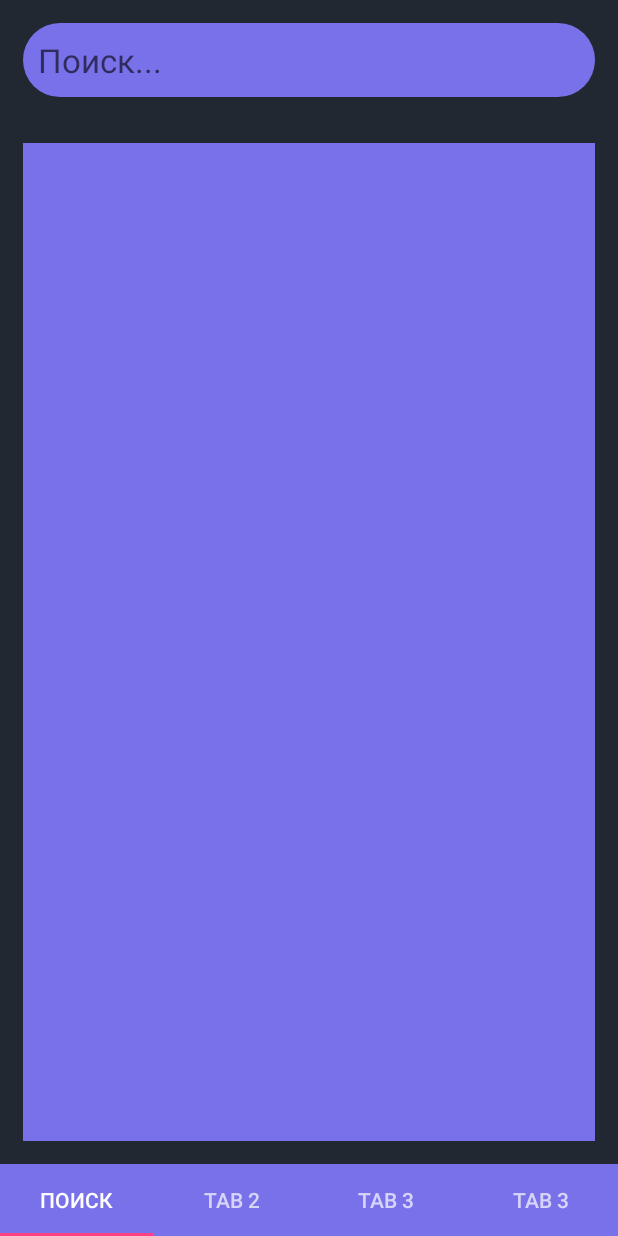
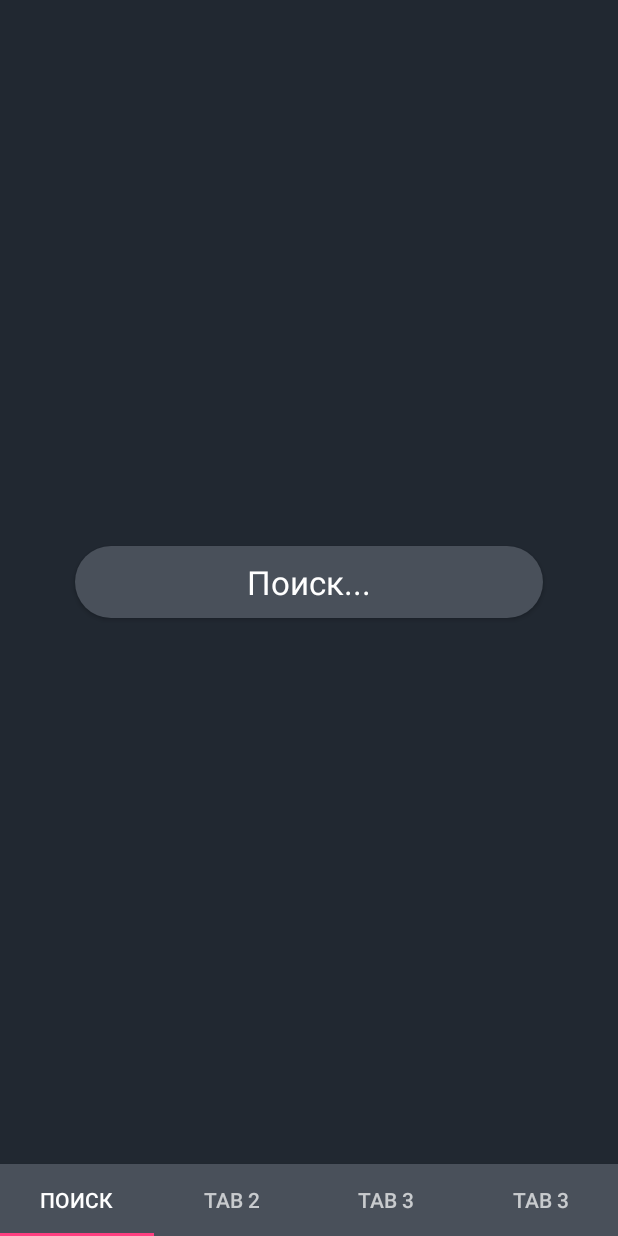
Before and after one commit to X1opya/InWords, an Android app: the screen it shows after launch once a user with an empty profile is signed in (MainTabActivity), on a phone screen of 412 x 824 dp. Run offline under Robolectric (Android 15) with nearby library versions, the phone set to English and light mode, and no system bars; our stand-ins replace Firebase (no records; nobody signed in at launch, a user with empty details on screens opened directly); libraries missing offline, so code that uses them is left out: com.vk.sdk.

Commit message:
анимация

```diff
--- a/app/build.gradle
+++ b/app/build.gradle
@@ -28,6 +28,7 @@ dependencies {
     implementation 'com.google.android.gms:play-services-auth:16.0.0'
     implementation 'com.android.support:support-v4:27.1.1'
     implementation 'com.google.android.gms:play-services-plus:15.0.1'
+    implementation 'com.android.support:recyclerview-v7:27.1.1'
     testImplementation 'junit:junit:4.12'
     androidTestImplementation 'com.android.support.test:runner:1.0.2'
     androidTestImplementation 'com.android.support.test.espresso:espresso-core:3.0.2'
--- a/app/src/main/AndroidManifest.xml
+++ b/app/src/main/AndroidManifest.xml
@@ -21,7 +21,7 @@
             android:name="com.vk.sdk.VKServiceActivity"
             android:label="ServiceActivity"
             android:theme="@style/VK.Transparent" />
-        <activity android:name="Main.MainTabActivity">
+        <activity android:name=".Main.MainTabActivity">
             <intent-filter>
                 <action android:name="android.intent.action.MAIN" />
 
--- a/app/src/main/java/Main/SearchUI/SearchFragment.java
+++ /dev/null
@@ -1,128 +0,0 @@
-package Main.SearchUI;
-
-import android.net.Uri;
-import android.os.Bundle;
-import android.support.v4.app.Fragment;
-import android.text.Editable;
-import android.text.TextWatcher;
-import android.view.LayoutInflater;
-import android.view.View;
-import android.view.ViewGroup;
-import android.widget.EditText;
-import android.widget.ListView;
-
-import com.x1opya.inwords.R;
-
-import Main.WordsListAdapter;
-import Main.SearchUI.Data.Word;
-import Main.SearchUI.Data.WordsManager;
-
-import java.util.ArrayList;
-import java.util.List;
-
-
-/**
- * A simple {@link Fragment} subclass.
- * Activities that contain this fragment must implement the
- * {@link SearchFragment.OnFragmentInteractionListener} interface
- * to handle interaction events.
- * Use the {@link SearchFragment#newInstance} factory method to
- * create an instance of this fragment.
- */
-public class SearchFragment extends Fragment {
-
-    WordsListAdapter adapter;
-    ListView listView;
-    List<Word> list;
-
-    public SearchFragment() {
-        // Required empty public constructor
-
-    }
-
-    /**
-     * Use this factory method to create a new instance of
-     * this fragment using the provided parameters.
-     *
-     * @return A new instance of fragment SearchFragment.
-     */
-    // TODO: Rename and change types and number of parameters
-    public static SearchFragment newInstance() {
-        SearchFragment fragment = new SearchFragment();
-        Bundle args = new Bundle();
-        fragment.setArguments(args);
-        return fragment;
-    }
-
-    @Override
-    public void onCreate(Bundle savedInstanceState) {
-        super.onCreate(savedInstanceState);
-        if (getArguments() != null) {
-        }
-    }
-
-    @Override
-    public View onCreateView(LayoutInflater inflater, ViewGroup container,
-                             Bundle savedInstanceState) {
-        View view = inflater.inflate(R.layout.fragment_search, container, false);
-        initSerchAndList(view);
-        // Inflate the layout for this fragment
-        return view;
-    }
-
-    private void initSerchAndList(View view){
-        EditText sv = view.findViewById(R.id.search_view);
-        final WordsManager wordsManager = new WordsManager(getActivity().getBaseContext());
-        listView = view.findViewById(R.id.list);
-        list = new ArrayList<>();
-        adapter = new WordsListAdapter(getActivity().getBaseContext(), R.layout.search_item,list);
-        listView.setAdapter(adapter);
-
-        sv.addTextChangedListener(new TextWatcher() {
-            @Override
-            public void beforeTextChanged(CharSequence charSequence, int i, int i1, int i2) {
-
-            }
-
-            @Override
-            public void onTextChanged(CharSequence charSequence, int start, int befor, int count) {
-                // UTF-16
-                //Индекс в кодировке A(английская) = 10, Z = 35
-                //Русские символы все = -1
-                //Если ввод начался с английской буквы - обращайемся к поиску английских слов
-                adapter.clear();
-                boolean isEng = false;
-                if(!charSequence.toString().isEmpty() && Character.getNumericValue(charSequence.toString().charAt(0))>0)
-                    isEng = true;
-                else//русских
-                    isEng=false;
-
-                List<Word> newList = wordsManager.getWordsToSearch(charSequence.toString(),isEng);//получаем список имеющихся слов с базы
-                if(newList!=null) {
-                    adapter.addAll(newList);
-                    adapter.notifyDataSetChanged();
-                }
-
-            }
-
-            @Override
-            public void afterTextChanged(Editable editable) {
-
-            }
-        });
-    }
-    /**
-     * This interface must be implemented by activities that contain this
-     * fragment to allow an interaction in this fragment to be communicated
-     * to the activity and potentially other fragments contained in that
-     * activity.
-     * <p>
-     * See the Android Training lesson <a href=
-     * "http://developer.android.com/training/basics/fragments/communicating.html"
-     * >Communicating with Other Fragments</a> for more information.
-     */
-    public interface OnFragmentInteractionListener {
-        // TODO: Update argument type and name
-        void onFragmentInteraction(Uri uri);
-    }
-}
--- a/app/src/main/java/Main/SearchUI/Data/Word.java
+++ b/app/src/main/java/com/x1opya/inwords/Main/Data/Word.java
@@ -1,4 +1,4 @@
-package Main.SearchUI.Data;
+package com.x1opya.inwords.Main.Data;
 
 public class Word {
     private String word;
--- a/app/src/main/java/Main/SearchUI/Data/WordsManager.java
+++ b/app/src/main/java/com/x1opya/inwords/Main/Data/WordsManager.java
@@ -1,4 +1,4 @@
-package Main.SearchUI.Data;
+package com.x1opya.inwords.Main.Data;
 
 import android.content.Context;
 import android.database.Cursor;
@@ -27,7 +27,7 @@ public class WordsManager {
         if(isEngSymbols) field = "word";
         else field = "translate";
         if(part.isEmpty()) return null;
-        Cursor cursor = db.rawQuery("SELECT * FROM words WHERE " + field +" LIKE '%"+part+"%'", null);
+        Cursor cursor = db.rawQuery("SELECT * FROM words WHERE " + field +" LIKE '"+part+"%' LIMIT 20", null);
         if(cursor.moveToFirst()){
             for(cursor.moveToFirst(); !cursor.isAfterLast();cursor.moveToNext()){
                 Word word = new Word(cursor.getString(1),cursor.getString(2));
--- a/app/src/main/java/Main/MainTabActivity.java
+++ b/app/src/main/java/com/x1opya/inwords/Main/MainTabActivity.java
@@ -1,4 +1,4 @@
-package Main;
+package com.x1opya.inwords.Main;
 
 import android.content.Intent;
 import android.content.pm.ActivityInfo;
@@ -21,9 +21,9 @@ import com.google.firebase.auth.FirebaseAuth;
 import com.vk.sdk.VKSdk;
 import com.x1opya.inwords.Login.Data.CurrentUser;
 import com.x1opya.inwords.Login.SocialNetworksAuthentication;
+import com.x1opya.inwords.Main.SearchUI.SearchAndDictionaryFragment;
+import com.x1opya.inwords.Login.Data.UserLocalData;
 import com.x1opya.inwords.R;
-import Main.SearchUI.SearchFragment;
-import com.x1opya.inwords.Login.Data.UserLocalData;
 
 import java.io.File;
 
@@ -128,8 +128,12 @@ public class MainTabActivity extends AppCompatActivity {
         public Fragment getItem(int position) {
             // getItem is called to instantiate the fragment for the given page.
             // Return a PlaceholderFragment (defined as a static inner class below).
+            SearchAndDictionaryFragment search = new SearchAndDictionaryFragment();
+            SearchAndDictionaryFragment dictionary = new SearchAndDictionaryFragment();
             if(position==0)
-                return SearchFragment.newInstance();
+                return search.newInstance(true);
+            else if(position==1)
+                return dictionary.newInstance(false);
             else
                 return PlaceholderFragment.newInstance(position + 1);
         }
@@ -137,7 +141,7 @@ public class MainTabActivity extends AppCompatActivity {
         @Override
         public int getCount() {
             // Show 3 total pages.
-            return 3;
+            return 4;
         }
     }
     //-------------------------------------------------------
--- /dev/null
+++ b/app/src/main/java/com/x1opya/inwords/Main/SearchUI/SearchAndDictionaryFragment.java
@@ -0,0 +1,211 @@
+package com.x1opya.inwords.Main.SearchUI;
+
+import android.net.Uri;
+import android.os.Bundle;
+import android.support.v4.app.Fragment;
+import android.support.v7.widget.RecyclerView;
+import android.text.Editable;
+import android.text.TextWatcher;
+import android.util.Log;
+import android.view.LayoutInflater;
+import android.view.View;
+import android.view.ViewGroup;
+import android.view.animation.Animation;
+import android.view.animation.AnimationUtils;
+import android.widget.Adapter;
+import android.widget.Button;
+import android.widget.EditText;
+import android.widget.LinearLayout;
+import android.widget.ListView;
+import android.widget.ScrollView;
+
+import com.x1opya.inwords.R;
+
+import com.x1opya.inwords.Main.Data.Word;
+import com.x1opya.inwords.Main.Data.WordsManager;
+
+import java.util.ArrayList;
+import java.util.List;
+
+
+/**
+ * A simple {@link Fragment} subclass.
+ * Activities that contain this fragment must implement the
+ * {@link SearchAndDictionaryFragment.OnFragmentInteractionListener} interface
+ * to handle interaction events.
+ * Use the {@link SearchAndDictionaryFragment#newInstance} factory method to
+ * create an instance of this fragment.
+ */
+public class SearchAndDictionaryFragment extends Fragment {
+
+    private WordsListAdapter lvAdapter;
+    private WordsListAdapter rvAdapter;
+    private RecyclerView recyclerView;
+    private ScrollView svList;
+    private ScrollView svRecycler;
+    private List<Word> list;
+    private EditText etSearch;
+    private Button animView;
+    private View view;
+    private LinearLayout listContainer;
+    private Animation animation;
+
+    private boolean isSearch = true;
+
+    public SearchAndDictionaryFragment() {
+        // Required empty public constructor
+
+    }
+
+    /**
+     * Use this factory method to create a new instance of
+     * this fragment using the provided parameters.
+     *
+     * @return A new instance of fragment SearchAndDictionaryFragment.
+     */
+    // TODO: Rename and change types and number of parameters
+    public SearchAndDictionaryFragment newInstance(boolean isSear) {
+
+        isSearch = isSear;
+        Log.println(Log.ASSERT,"","Получатель = "+isSearch + " отправитель = " + isSear);
+        //SearchAndDictionaryFragment fragment = new SearchAndDictionaryFragment();
+        Bundle args = new Bundle();
+        this.setArguments(args);
+
+        return this;
+    }
+
+    @Override
+    public void onCreate(Bundle savedInstanceState) {
+        super.onCreate(savedInstanceState);
+        //etSearch.setAnimation(animation);
+
+
+    }
+
+    @Override
+    public View onCreateView(LayoutInflater inflater, ViewGroup container,
+                             Bundle savedInstanceState) {
+        view = inflater.inflate(R.layout.fragment_search_and_dict, container, false);
+        listContainer = view.findViewById(R.id.liner_container);
+        etSearch = view.findViewById(R.id.search_view);
+        animView = view.findViewById(R.id.anim_view);
+        Log.println(Log.ASSERT,this.toString(),"Мод поиска = "+isSearch);
+        if(isSearch){
+            animation = AnimationUtils.loadAnimation(getContext(),R.anim.serchview);
+            ListView listView = view.findViewById(R.id.list);
+            svList = view.findViewById(R.id.svList);
+            svList.setVisibility(View.VISIBLE);
+            searchAnim();
+            initListView(listView);
+            initSerch();
+        }
+        else{
+            etSearch.setVisibility(View.VISIBLE);
+            svRecycler = view.findViewById(R.id.svRecycler);
+            svRecycler.setVisibility(View.VISIBLE);
+            animView.setVisibility(View.GONE);
+            listContainer.setVisibility(View.VISIBLE);
+            recyclerView = view.findViewById(R.id.recycler_view);
+        }
+        // Inflate the layout for this fragment
+        return view;
+    }
+
+    private void initListView(ListView listView) {
+        list = new ArrayList<>();
+        WordsListAdapter adapter = new WordsListAdapter(getActivity().getBaseContext(), R.layout.search_item,list);
+        listView.setAdapter(adapter);
+    }
+
+    private void searchAnim(){
+        animView.setOnClickListener(new View.OnClickListener() {
+            @Override
+            public void onClick(View view) {
+                animView.startAnimation(animation);
+            }
+        });
+        //etSearch.setEnabled(true);
+        animation.setAnimationListener(new Animation.AnimationListener() {
+            @Override
+            public void onAnimationStart(Animation animation) {
+
+            }
+
+            @Override
+            public void onAnimationEnd(Animation animation) {
+                animView.setVisibility(View.GONE);
+                etSearch.setVisibility(View.VISIBLE);
+                etSearch.requestFocus();
+                listContainer.setVisibility(View.VISIBLE);
+            }
+
+            @Override
+            public void onAnimationRepeat(Animation animation) {
+
+            }
+        });
+    }
+
+    private void initSerch(){
+        final WordsManager wordsManager = new WordsManager(getActivity().getBaseContext());
+        etSearch.addTextChangedListener(new TextWatcher() {
+            @Override
+            public void beforeTextChanged(CharSequence charSequence, int i, int i1, int i2) {
+
+            }
+
+            @Override
+            public void onTextChanged(CharSequence charSequence, int start, int befor, int count) {
+                // UTF-16
+                //Индекс в кодировке A(английская) = 10, Z = 35
+                //Русские символы все = -1
+                //Если ввод начался с английской буквы - обращайемся к поиску английских слов
+                adapter.clear();
+                boolean isEng = false;
+                isEng = isEngInput(charSequence.toString());
+                List<Word> newList = wordsManager.getWordsToSearch(charSequence.toString(),isEng);//получаем список имеющихся слов с базы
+                if(newList!=null) {
+                    adapter.addAll(newList);
+                    adapter.notifyDataSetChanged();
+                }
+            }
+
+            @Override
+            public void afterTextChanged(Editable editable) {
+
+            }
+        });
+    }
+
+    private boolean isEngInput(String input){
+        if(input.isEmpty() && Character.getNumericValue(input.charAt(0))>0)
+            return  true;
+        else//русских
+            return false;
+    }
+
+    @Override
+    public void onStop() {
+        super.onStop();
+        etSearch.clearFocus();
+        etSearch.setText("");
+    }
+
+
+
+    /**
+     * This interface must be implemented by activities that contain this
+     * fragment to allow an interaction in this fragment to be communicated
+     * to the activity and potentially other fragments contained in that
+     * activity.
+     * <p>
+     * See the Android Training lesson <a href=
+     * "http://developer.android.com/training/basics/fragments/communicating.html"
+     * >Communicating with Other Fragments</a> for more information.
+     */
+    public interface OnFragmentInteractionListener {
+        // TODO: Update argument type and name
+        void onFragmentInteraction(Uri uri);
+    }
+}
--- a/app/src/main/java/Main/WordsListAdapter.java
+++ b/app/src/main/java/com/x1opya/inwords/Main/SearchUI/WordsListAdapter.java
@@ -1,4 +1,4 @@
-package Main;
+package com.x1opya.inwords.Main.SearchUI;
 
 import android.content.Context;
 import android.support.annotation.NonNull;
@@ -10,7 +10,7 @@ import android.widget.ArrayAdapter;
 import android.widget.TextView;
 
 import com.x1opya.inwords.R;
-import Main.SearchUI.Data.Word;
+import com.x1opya.inwords.Main.Data.Word;
 
 import java.util.List;
 
--- a/app/src/main/res/layout/activity_main.xml
+++ b/app/src/main/res/layout/activity_main.xml
@@ -7,7 +7,7 @@
     android:layout_height="match_parent"
     android:fitsSystemWindows="true"
     android:orientation="vertical"
-    tools:context="Main.MainTabActivity">
+    tools:context=".Main.MainTabActivity">
     <android.support.v4.view.ViewPager
         android:id="@+id/container"
 
--- a/app/src/main/res/layout/fragment_search.xml
+++ /dev/null
@@ -1,42 +0,0 @@
-<?xml version="1.0" encoding="utf-8"?>
-<LinearLayout xmlns:android="http://schemas.android.com/apk/res/android"
-    xmlns:tools="http://schemas.android.com/tools"
-    android:layout_width="match_parent"
-    android:layout_height="match_parent"
-    android:orientation="vertical"
-    tools:context="Main.SearchUI.SearchFragment"
-    android:background="@color/backGroud">
-
-        <EditText
-            android:padding="10dp"
-            android:hint="Поиск..."
-            android:id="@+id/search_view"
-            android:layout_margin="15dp"
-            android:background="@drawable/corners"
-            android:textAppearance="@style/Base.TextAppearance.AppCompat.Large"
-            android:layout_width="match_parent"
-            android:layout_height="wrap_content"
-            />
-
-    <LinearLayout
-        android:layout_width="match_parent"
-        android:layout_height="match_parent"
-        android:orientation="vertical"
-        android:layout_margin="15dp"
-        android:background="@color/foreground_serch">
-
-        <ScrollView
-            android:layout_width="match_parent"
-            android:layout_height="match_parent"
-            android:fillViewport="true">
-
-            <ListView
-                android:id="@+id/list"
-                android:layout_width="match_parent"
-                android:layout_height="match_parent"
-                android:dividerHeight="5dp"
-                android:padding="5dp" />
-        </ScrollView>
-    </LinearLayout>
-
-</LinearLayout>
--- /dev/null
+++ b/app/src/main/res/layout/fragment_search_and_dict.xml
@@ -0,0 +1,78 @@
+<?xml version="1.0" encoding="utf-8"?>
+<LinearLayout xmlns:android="http://schemas.android.com/apk/res/android"
+    xmlns:tools="http://schemas.android.com/tools"
+    android:layout_width="match_parent"
+    android:layout_height="match_parent"
+    android:orientation="vertical"
+    tools:context="com.x1opya.inwords.Main.SearchUI.SearchAndDictionaryFragment"
+    android:background="@color/backGroud"
+    android:focusable="true"
+    android:gravity="center"
+    android:focusableInTouchMode="true">
+    <EditText
+
+        android:id="@+id/search_view"
+        android:layout_width="match_parent"
+        android:layout_height="wrap_content"
+        android:layout_margin="10dp"
+        android:padding="10dp"
+        android:paddingLeft="5dp"
+        android:background="@drawable/corners"
+        android:hint="Поиск..."
+        android:textAppearance="@style/Base.TextAppearance.AppCompat.Large"
+        android:textColor="@color/textColor"
+        android:visibility="gone"/>
+    <Button
+        android:id="@+id/anim_view"
+        android:layout_width="match_parent"
+        android:layout_height="wrap_content"
+        android:background="@drawable/corners"
+        android:layout_marginLeft="50dp"
+        android:layout_marginRight="50dp"
+        android:text="Поиск..."
+        android:textColor="@color/textColor"
+        android:textAppearance="@style/Base.TextAppearance.AppCompat.Large"/>
+
+    <LinearLayout
+        android:id="@+id/liner_container"
+        android:elevation="2dp"
+        android:layout_width="match_parent"
+        android:layout_height="match_parent"
+        android:orientation="vertical"
+        android:layout_margin="15dp"
+        android:background="@color/foreground_serch"
+        android:visibility="gone">
+        <ScrollView
+            android:id="@+id/svRecycler"
+            android:layout_width="match_parent"
+            android:layout_height="match_parent"
+            android:fillViewport="true"
+            android:visibility="gone">
+            <!--если запускается фрагмент серч наполняем лист,-->
+            <!--иначе ресайклер-->
+            <!--поиск ограничен на элементы, словарь - нет-->
+            <android.support.v7.widget.RecyclerView
+                android:id="@+id/recycler_view"
+                android:layout_width="match_parent"
+                android:layout_height="match_parent"
+                android:dividerHeight="5dp"
+                android:padding="5dp"
+                ></android.support.v7.widget.RecyclerView>
+        </ScrollView>
+        <ScrollView
+            android:id="@+id/svList"
+            android:layout_width="match_parent"
+            android:layout_height="match_parent"
+            android:fillViewport="true"
+            android:visibility="gone">
+
+            <ListView
+                android:id="@+id/list"
+                android:layout_width="match_parent"
+                android:layout_height="match_parent"
+                android:dividerHeight="5dp"
+                android:padding="5dp" />
+        </ScrollView>
+    </LinearLayout>
+
+</LinearLayout>
--- a/app/src/main/res/layout/fragment_tab_activity.xml
+++ b/app/src/main/res/layout/fragment_tab_activity.xml
@@ -5,7 +5,7 @@
     android:id="@+id/constraintLayout"
     android:layout_width="match_parent"
     android:layout_height="match_parent"
-    tools:context="Main.MainTabActivity$PlaceholderFragment">
+    tools:context=".Main.MainTabActivity$PlaceholderFragment">
 
     <TextView
         android:id="@+id/section_label"
--- a/app/src/main/res/values/colors.xml
+++ b/app/src/main/res/values/colors.xml
@@ -3,8 +3,9 @@
     <color name="colorPrimary">#3F51B5</color>
     <color name="colorPrimaryDark">#303F9F</color>
     <color name="colorAccent">#FF4081</color>
-    <color name="backGroud">#212832</color>
+    <color name="backGroud">#212831</color>
     <color name="textColor">#ffffff</color>
-    <color name="foreground_serch">#7971ea</color>
-    <color name="item_bg">#ada0ff</color>
+    <color name="hintColor">#d1d1d1</color>
+    <color name="foreground_serch">#49505a</color>
+    <color name="item_bg">#757c87</color>
 </resources>
--- a/app/src/main/res/values/dimens.xml
+++ b/app/src/main/res/values/dimens.xml
@@ -4,5 +4,5 @@
     <dimen name="activity_vertical_margin">16dp</dimen>
     <dimen name="fab_margin">16dp</dimen>
     <dimen name="appbar_padding_top">8dp</dimen>
-    <dimen name="corner_radius">30dp</dimen>
+    <dimen name="corner_radius">40dp</dimen>
 </resources>
```
Also changed, not shown: app/src/main/java/Main/Dictionary/DictionaryFragment.java (deleted, +0 -84 lines), app/src/main/java/com/x1opya/inwords/Main/SearchUI/WordsRecyclerAdapter.java (added, +37 -0 lines), app/src/main/res/anim/serchview.xml (added, +16 -0 lines), app/src/main/res/drawable/et_bg.xml (added, +20 -0 lines), app/src/main/res/layout/fragment_dictionary.xml (deleted, +0 -13 lines), app/src/main/res/layout/search_item.xml (+5 -3 lines).
